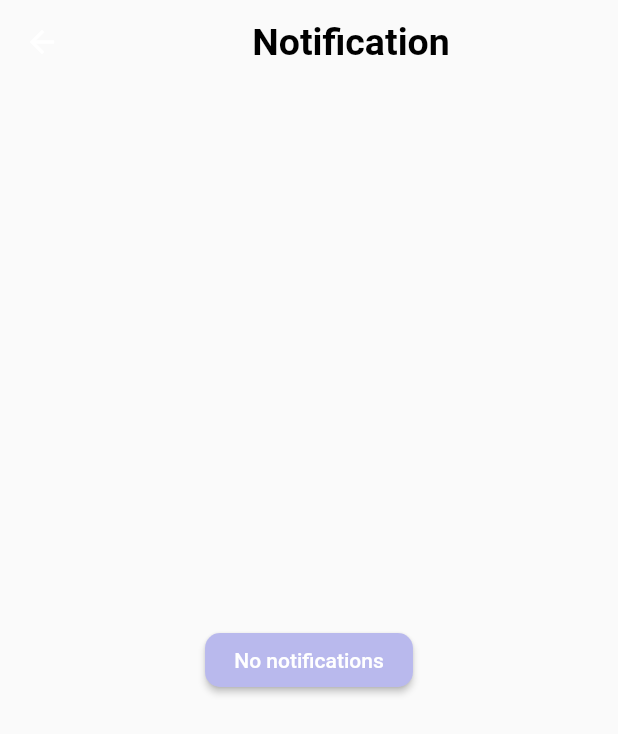
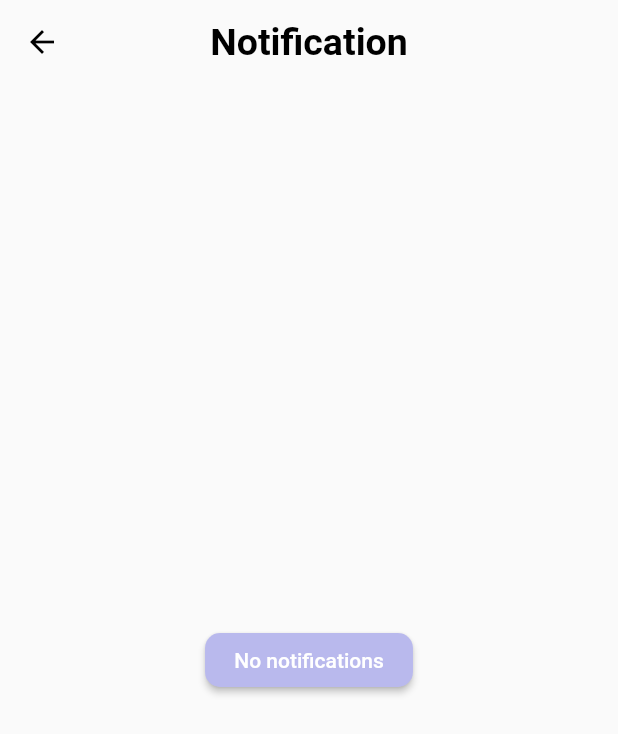
Before and after one commit to shehabhy1/barter_project_2023, a Flutter app: the NotificationView screen opened directly, on a phone screen of 412 x 824 dp. Shown: the top 734 px of the screen. Run offline on Flutter 3.47's test engine with Material 2 defaults, Android fonts, the phone set to English and light mode, and no system bars; our stand-ins replace flutter_bloc, go_router, shared_preferences, sizer, smooth_page_indicator; accounts and stored records are empty.

Commit message:
editing on notification screen

```diff
--- a/lib/features/layout/presentation/view_model/cubit/layout_cubit.dart
+++ b/lib/features/layout/presentation/view_model/cubit/layout_cubit.dart
@@ -2,7 +2,6 @@ import 'package:barter_project_2023/core/utils/assets.dart';
 import 'package:flutter/material.dart';
 import 'package:flutter_bloc/flutter_bloc.dart';
 
-import '../../../../../constants.dart';
 import '../../../../notification/presentition/views/notification_view.dart';
 import '../../views/add_view.dart';
 import '../../views/home_view.dart';
--- a/lib/features/notification/presentition/views/notification_view.dart
+++ b/lib/features/notification/presentition/views/notification_view.dart
@@ -8,12 +8,18 @@ class NotificationView extends StatelessWidget {
     return Scaffold(
       //extendBodyBehindAppBar: true,
       appBar: AppBar(
-        title: const Center(
-          child: Text(
-            'Notification',
-            style: TextStyle(
-                color: Colors.black, fontSize: 25, fontWeight: FontWeight.w600),
+        leading: IconButton(
+          onPressed: () {},
+          icon: Icon(
+            Icons.arrow_back,
+            color: Colors.black,
           ),
+        ),
+        centerTitle: true,
+        title: Text(
+          'Notification',
+          style: TextStyle(
+              color: Colors.black, fontSize: 25, fontWeight: FontWeight.w600),
         ),
         backgroundColor: Colors.transparent,
         elevation: 0,
```
Also changed, not shown: lib/features/log_in/presentation/views/widgets/login_body.dart (+7 -4 lines).
